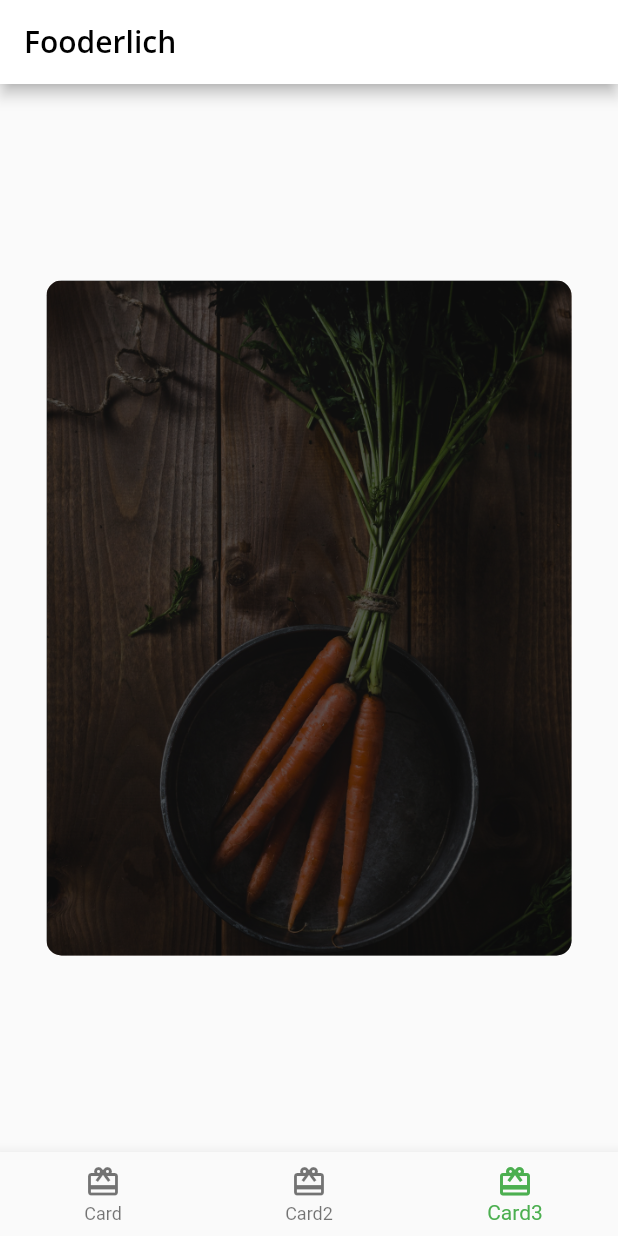
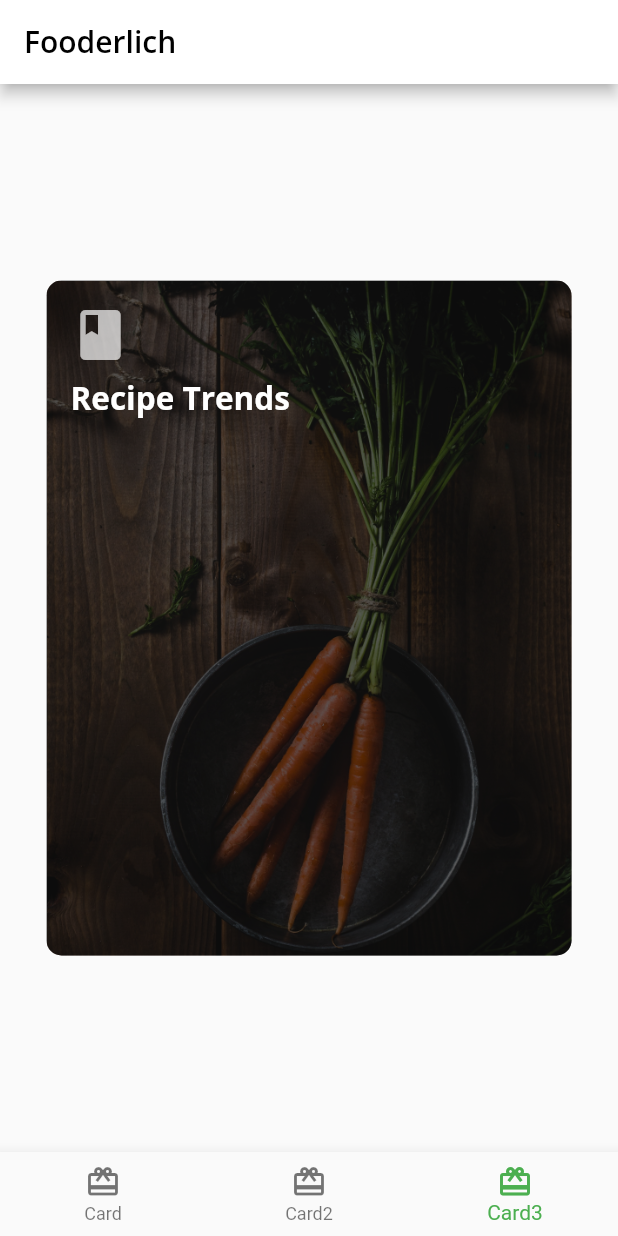
Before and after one commit to lakshayraturi/fooderlich, a Flutter app: the screen it shows after launch, item 3 of the bottom bar chosen, on a phone screen of 412 x 824 dp. Run offline on Flutter 3.47's test engine with Material 2 defaults, Android fonts, the phone set to English and light mode, and no system bars; our stand-ins replace google_fonts.

Commit message:
Add icon text

```diff
--- a/lib/card3.dart
+++ b/lib/card3.dart
@@ -1,4 +1,5 @@
 import 'package:flutter/material.dart';
+import 'package:fooderlich/fooderlich_theme.dart';
 
 class Card3 extends StatelessWidget {
   const Card3({Key key}) : super(key: key);
@@ -16,7 +17,7 @@ class Card3 extends StatelessWidget {
         ),
         child: Stack(
           children: [
-            // TODO 5: ADD DARK OVERLAY BOXDECORATION
+            // TODO 4: ADD DARK OVERLAY BOXDECORATION
             // TODO 5: ADD CONTAINER, COLUMN, ICON AND TEXT
             Container(
               decoration: BoxDecoration(
@@ -24,7 +25,20 @@ class Card3 extends StatelessWidget {
                 borderRadius: const BorderRadius.all(Radius.circular(10)),
               ),
             ),
-            // TODO 5: ADD CENTER WIDGET WITH CHIP WIDGET CHILDREN
+            // TODO 6: ADD CENTER WIDGET WITH CHIP WIDGET CHILDREN
+            Container(
+              padding: const EdgeInsets.all(16),
+              child: Column(
+                crossAxisAlignment: CrossAxisAlignment.start,
+                children: [
+                  const Icon(Icons.book, color: Colors.white70, size: 40),
+                  const SizedBox(height: 8),
+                  Text('Recipe Trends',
+                      style: FooderlichTheme.darkTextTheme.headline2),
+                  const SizedBox(height: 30),
+                ],
+              ),
+            )
           ],
         ),
       ),
```
